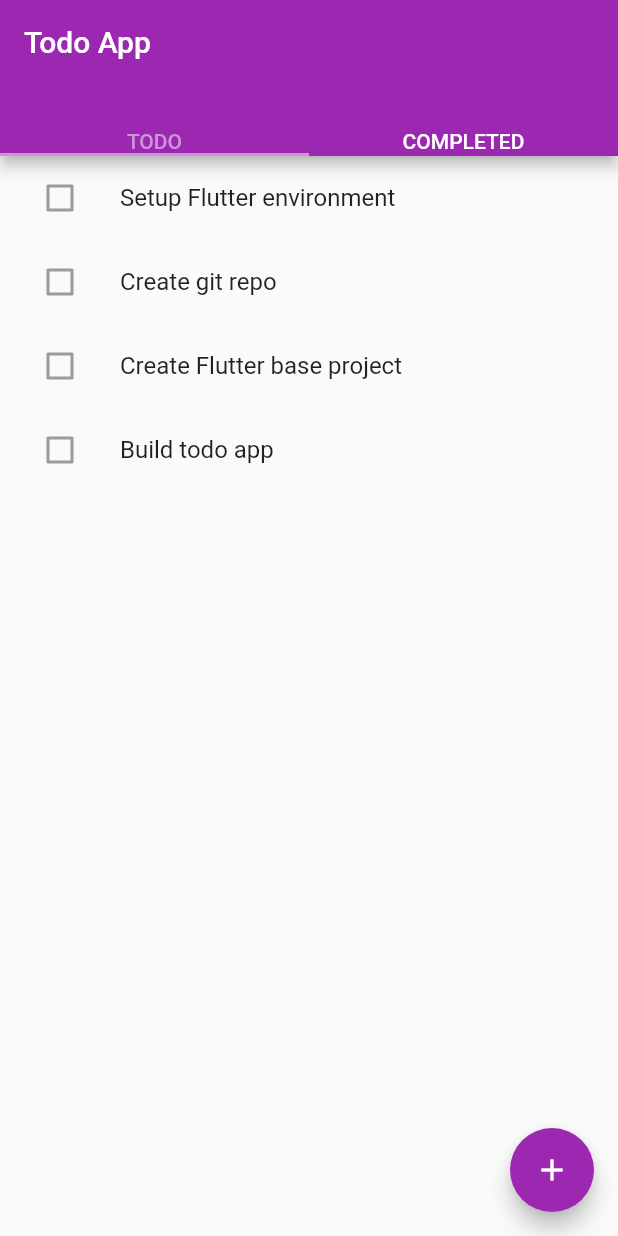
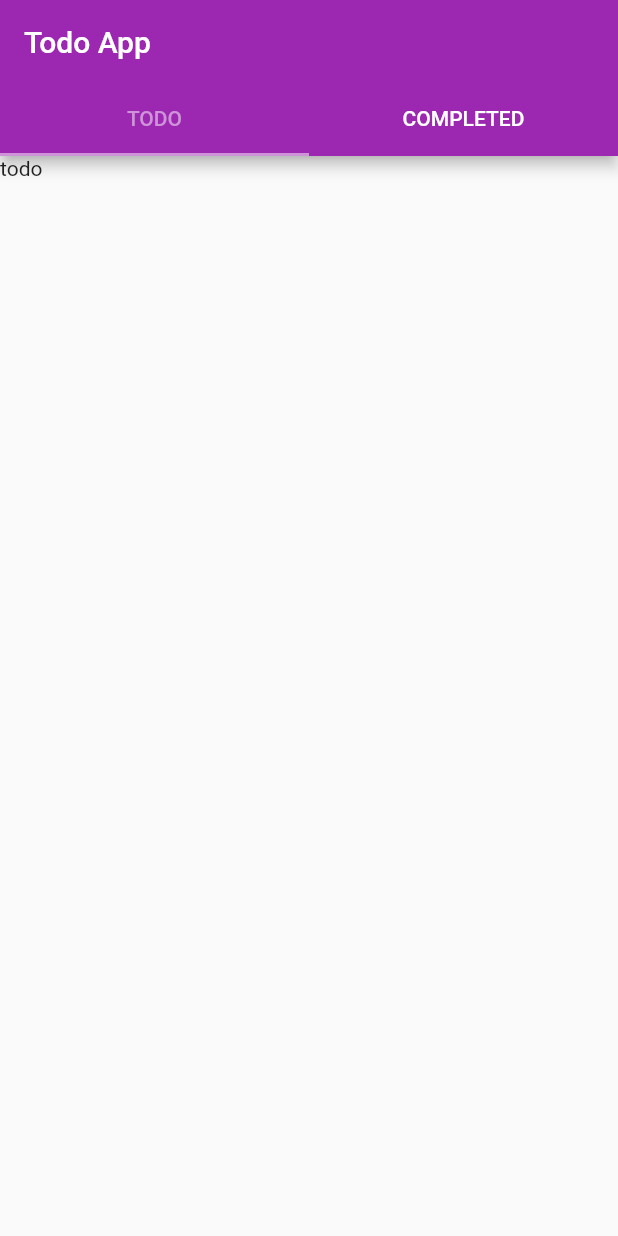
Before and after one commit to darcipons/todo_flutter, a Flutter app: the screen it shows after launch, on a phone screen of 412 x 824 dp. Run offline on Flutter 3.47's test engine with Material 2 defaults, Android fonts, the phone set to English and light mode, and no system bars.

Commit message:
started over and created new app with working tabs

```diff
--- a/lib/main.dart
+++ b/lib/main.dart
@@ -1,13 +1,11 @@
 import 'package:flutter/material.dart';
-import 'package:todo_taxfyle/screens/todo_screen.dart';
+import 'package:todo_taxfyle/screens/home_screen.dart';
 
 void main() => runApp(MyApp());
 
 class MyApp extends StatelessWidget {
   @override
   Widget build(BuildContext context) {
-    return MaterialApp(
-      home: ToDoScreen(),
-    );
+    return MaterialApp(home: HomeScreen());
   }
 }
--- a/lib/screens/completed_screen.dart
+++ b/lib/screens/completed_screen.dart
@@ -1 +1,10 @@
 import 'package:flutter/material.dart';
+
+class CompletedScreen extends StatelessWidget {
+  @override
+  Widget build(BuildContext context) {
+    return Container(
+      child: Text('complete'),
+    );
+  }
+}
--- /dev/null
+++ b/lib/screens/home_screen.dart
@@ -0,0 +1,34 @@
+import 'package:flutter/material.dart';
+import 'package:todo_taxfyle/screens/todo_screen.dart';
+import 'package:todo_taxfyle/screens/completed_screen.dart';
+
+class HomeScreen extends StatelessWidget {
+  final List<Tab> myTabs = <Tab>[
+    Tab(text: 'TODO'),
+    Tab(text: 'COMPLETED'),
+  ];
+  @override
+  Widget build(BuildContext context) {
+    return DefaultTabController(
+      length: myTabs.length,
+      child: Scaffold(
+        appBar: AppBar(
+          backgroundColor: Colors.purple,
+          title: Text('Todo App'),
+          bottom: TabBar(
+            labelColor: Colors.purple[200],
+            unselectedLabelColor: Colors.white,
+            indicatorColor: Colors.purple[200],
+            tabs: myTabs,
+          ),
+        ),
+        body: TabBarView(
+          children: <Widget>[
+            TodoScreen(),
+            CompletedScreen(),
+          ],
+        ),
+      ),
+    );
+  }
+}
--- a/lib/screens/todo_screen.dart
+++ b/lib/screens/todo_screen.dart
@@ -1,78 +1,10 @@
 import 'package:flutter/material.dart';
 
-class ToDoScreen extends StatefulWidget {
-  @override
-  _ToDoScreenState createState() => _ToDoScreenState();
-}
-
-class _ToDoScreenState extends State<ToDoScreen> {
+class TodoScreen extends StatelessWidget {
   @override
   Widget build(BuildContext context) {
-    return DefaultTabController(
-      length: 2,
-      child: Scaffold(
-        appBar: AppBar(
-          backgroundColor: Colors.purple,
-          title: Text('Todo App'),
-          bottom: TabBar(
-            labelColor: Colors.purple[200],
-            unselectedLabelColor: Colors.white,
-            indicatorColor: Colors.purple[200],
-            tabs: <Widget>[
-              Text('TODO'),
-              Text('COMPLETED'),
-            ],
-          ),
-        ),
-        floatingActionButton: FloatingActionButton(
-          backgroundColor: Colors.purple,
-          onPressed: () {
-            print('fab working');
-          },
-          child: Icon(Icons.add),
-        ),
-        body: ListView(
-          children: <Widget>[
-            ListTile(
-              title: Text('Setup Flutter environment'),
-              leading: Checkbox(
-                value: false,
-              ),
-            ),
-            ListTile(
-              title: Text('Create git repo'),
-              leading: Checkbox(
-                value: false,
-              ),
-            ),
-            ListTile(
-              title: Text('Create Flutter base project'),
-              leading: Checkbox(
-                value: false,
-              ),
-            ),
-            ListTile(
-              title: Text('Build todo app'),
-              leading: Checkbox(
-                value: false,
-              ),
-            ),
-          ],
-        ),
-      ),
+    return Container(
+      child: Text('todo '),
     );
   }
 }
-
-//TextField(
-//decoration: InputDecoration(
-//hintText: 'Enter Todo',
-//prefixIcon: IconButton(
-//icon: Icon(Icons.check_box_outline_blank),
-//onPressed: () {
-//setState(() {});
-//print('Icon button');
-//},
-//),
-//),
-//);
```
